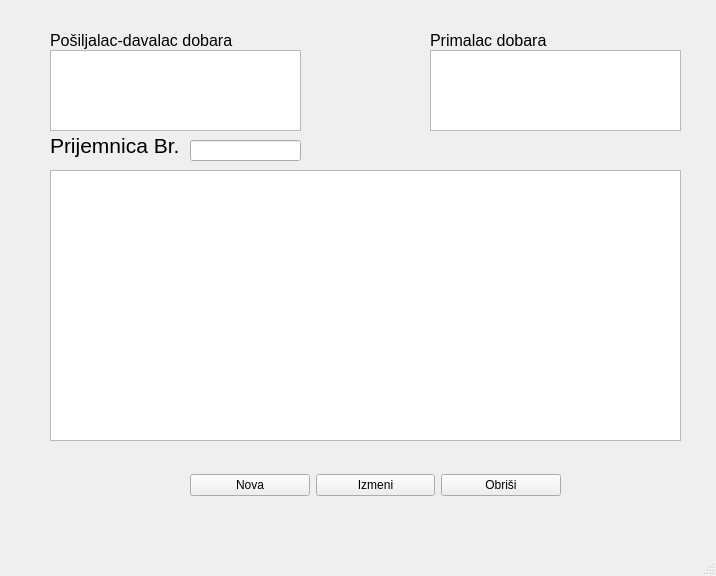
This is formaprijemnica.ui in s-pab/Commercium as Qt 5 draws it before an edit. The edited form follows.
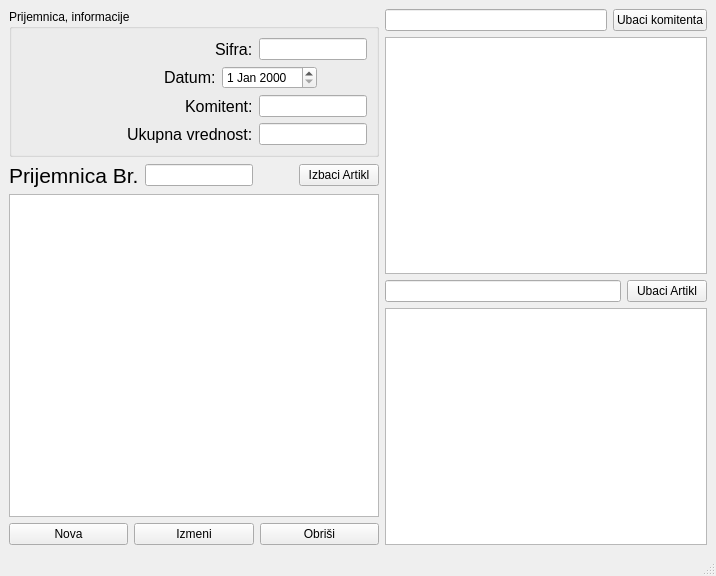
This is the edited form.

Commit message: otpremnice i prijemnice

Patch:
```diff
--- a/formaprijemnica.ui
+++ b/formaprijemnica.ui
@@ -20,33 +20,205 @@
    <string>Prijemnica</string>
   </property>
   <widget class="QWidget" name="centralwidget">
+   <layout class="QGridLayout" name="gridLayout">
+    <item row="0" column="0" rowspan="2" colspan="2">
+     <layout class="QHBoxLayout" name="horizontalLayout_9">
+      <item>
+       <layout class="QVBoxLayout" name="verticalLayout_6">
+        <item>
+         <widget class="QGroupBox" name="groupBox">
+          <property name="title">
+           <string>Prijemnica, informacije</string>
+          </property>
+          <layout class="QVBoxLayout" name="verticalLayout_5">
+           <item>
+            <layout class="QVBoxLayout" name="verticalLayout">
+             <item>
+              <layout class="QHBoxLayout" name="horizontalLayout_6">
+               <item>
+                <spacer name="horizontalSpacer">
+                 <property name="orientation">
+                  <enum>Qt::Horizontal</enum>
+                 </property>
+                 <property name="sizeHint" stdset="0">
+                  <size>
+                   <width>40</width>
+                   <height>20</height>
+                  </size>
+                 </property>
+                </spacer>
+               </item>
+               <item>
+                <widget class="QLabel" name="label_2">
+                 <property name="font">
+                  <font>
+                   <pointsize>12</pointsize>
+                  </font>
+                 </property>
+                 <property name="text">
+                  <string>Sifra:</string>
+                 </property>
+                </widget>
+               </item>
+               <item>
+                <widget class="QLineEdit" name="sifra">
+                 <property name="sizePolicy">
+                  <sizepolicy hsizetype="Fixed" vsizetype="Fixed">
+                   <horstretch>0</horstretch>
+                   <verstretch>0</verstretch>
+                  </sizepolicy>
+                 </property>
+                </widget>
+               </item>
+              </layout>
+             </item>
+             <item>
+              <layout class="QHBoxLayout" name="horizontalLayout_5">
+               <item>
+                <spacer name="horizontalSpacer_5">
+                 <property name="orientation">
+                  <enum>Qt::Horizontal</enum>
+                 </property>
+                 <property name="sizeType">
+                  <enum>QSizePolicy::Expanding</enum>
+                 </property>
+                 <property name="sizeHint" stdset="0">
+                  <size>
+                   <width>40</width>
+                   <height>20</height>
+                  </size>
+                 </property>
+                </spacer>
+               </item>
+               <item>
    <widget class="QLabel" name="label_3">
-    <property name="geometry">
-     <rect>
-      <x>430</x>
-      <y>30</y>
-      <width>211</width>
-      <height>21</height>
-     </rect>
-    </property>
+                 <property name="font">
+                  <font>
+                   <pointsize>12</pointsize>
+                  </font>
+                 </property>
+                 <property name="text">
+                  <string>Datum:</string>
+                 </property>
+                </widget>
+               </item>
+               <item>
+                <widget class="QDateEdit" name="datum">
+                 <property name="sizePolicy">
+                  <sizepolicy hsizetype="Fixed" vsizetype="Fixed">
+                   <horstretch>0</horstretch>
+                   <verstretch>0</verstretch>
+                  </sizepolicy>
+                 </property>
+                </widget>
+               </item>
+               <item>
+                <spacer name="horizontalSpacer_2">
+                 <property name="orientation">
+                  <enum>Qt::Horizontal</enum>
+                 </property>
+                 <property name="sizeType">
+                  <enum>QSizePolicy::Fixed</enum>
+                 </property>
+                 <property name="sizeHint" stdset="0">
+                  <size>
+                   <width>50</width>
+                   <height>20</height>
+                  </size>
+                 </property>
+                </spacer>
+               </item>
+              </layout>
+             </item>
+             <item>
+              <layout class="QHBoxLayout" name="horizontalLayout_7">
+               <item>
+                <spacer name="horizontalSpacer_3">
+                 <property name="orientation">
+                  <enum>Qt::Horizontal</enum>
+                 </property>
+                 <property name="sizeHint" stdset="0">
+                  <size>
+                   <width>40</width>
+                   <height>20</height>
+                  </size>
+                 </property>
+                </spacer>
+               </item>
+               <item>
+                <widget class="QLabel" name="label_4">
     <property name="font">
      <font>
       <pointsize>12</pointsize>
      </font>
     </property>
     <property name="text">
-     <string>Primalac dobara</string>
-    </property>
-   </widget>
+                  <string>Komitent:</string>
+                 </property>
+                </widget>
+               </item>
+               <item>
+                <widget class="QLineEdit" name="komitent">
+                 <property name="sizePolicy">
+                  <sizepolicy hsizetype="Fixed" vsizetype="Fixed">
+                   <horstretch>0</horstretch>
+                   <verstretch>0</verstretch>
+                  </sizepolicy>
+                 </property>
+                </widget>
+               </item>
+              </layout>
+             </item>
+             <item>
+              <layout class="QHBoxLayout" name="horizontalLayout_8">
+               <item>
+                <spacer name="horizontalSpacer_4">
+                 <property name="orientation">
+                  <enum>Qt::Horizontal</enum>
+                 </property>
+                 <property name="sizeHint" stdset="0">
+                  <size>
+                   <width>40</width>
+                   <height>20</height>
+                  </size>
+                 </property>
+                </spacer>
+               </item>
+               <item>
+                <widget class="QLabel" name="label_5">
+                 <property name="font">
+                  <font>
+                   <pointsize>12</pointsize>
+                  </font>
+                 </property>
+                 <property name="text">
+                  <string>Ukupna vrednost:</string>
+                 </property>
+                </widget>
+               </item>
+               <item>
+                <widget class="QLineEdit" name="ukupnaVrednost">
+                 <property name="sizePolicy">
+                  <sizepolicy hsizetype="Fixed" vsizetype="Fixed">
+                   <horstretch>0</horstretch>
+                   <verstretch>0</verstretch>
+                  </sizepolicy>
+                 </property>
+                </widget>
+               </item>
+              </layout>
+             </item>
+            </layout>
+           </item>
+          </layout>
+         </widget>
+        </item>
+        <item>
+         <layout class="QVBoxLayout" name="verticalLayout_2">
+          <item>
+           <layout class="QHBoxLayout" name="horizontalLayout_2">
+            <item>
    <widget class="QLabel" name="label">
-    <property name="geometry">
-     <rect>
-      <x>50</x>
-      <y>130</y>
-      <width>181</width>
-      <height>31</height>
-     </rect>
-    </property>
     <property name="font">
      <font>
       <pointsize>16</pointsize>
@@ -56,43 +228,43 @@
      <string>Prijemnica Br.</string>
     </property>
    </widget>
-   <widget class="QLabel" name="label_2">
-    <property name="geometry">
-     <rect>
-      <x>50</x>
-      <y>30</y>
-      <width>211</width>
-      <height>21</height>
-     </rect>
-    </property>
-    <property name="font">
-     <font>
-      <pointsize>12</pointsize>
-     </font>
-    </property>
+            </item>
+            <item>
+             <widget class="QLineEdit" name="brojOtpremnice">
+              <property name="sizePolicy">
+               <sizepolicy hsizetype="Fixed" vsizetype="Fixed">
+                <horstretch>0</horstretch>
+                <verstretch>0</verstretch>
+               </sizepolicy>
+              </property>
+             </widget>
+            </item>
+            <item>
+             <spacer name="horizontalSpacer_6">
+              <property name="orientation">
+               <enum>Qt::Horizontal</enum>
+              </property>
+              <property name="sizeHint" stdset="0">
+               <size>
+                <width>40</width>
+                <height>20</height>
+               </size>
+              </property>
+             </spacer>
+            </item>
+            <item>
+             <widget class="QPushButton" name="izbaciArtikl">
     <property name="text">
-     <string>Pošiljalac-davalac dobara</string>
-    </property>
-   </widget>
-   <widget class="QLineEdit" name="brojPrijemnice">
-    <property name="geometry">
-     <rect>
-      <x>190</x>
-      <y>140</y>
-      <width>111</width>
-      <height>21</height>
-     </rect>
-    </property>
-   </widget>
-   <widget class="QWidget" name="layoutWidget">
-    <property name="geometry">
-     <rect>
-      <x>190</x>
-      <y>450</y>
-      <width>371</width>
-      <height>71</height>
-     </rect>
-    </property>
+               <string>Izbaci Artikl</string>
+              </property>
+             </widget>
+            </item>
+           </layout>
+          </item>
+          <item>
+           <widget class="QTableView" name="prikaz"/>
+          </item>
+          <item>
     <layout class="QHBoxLayout" name="horizontalLayout">
      <item>
       <widget class="QPushButton" name="nova">
@@ -116,37 +288,81 @@
       </widget>
      </item>
     </layout>
-   </widget>
-   <widget class="QTableView" name="tabelaPosiljalac">
-    <property name="geometry">
-     <rect>
-      <x>50</x>
-      <y>50</y>
-      <width>251</width>
-      <height>81</height>
-     </rect>
-    </property>
-   </widget>
-   <widget class="QTableView" name="tabelaPrimalac">
-    <property name="geometry">
-     <rect>
-      <x>430</x>
-      <y>50</y>
-      <width>251</width>
-      <height>81</height>
-     </rect>
-    </property>
-   </widget>
-   <widget class="QTableView" name="tabelaPrijemnica">
-    <property name="geometry">
-     <rect>
-      <x>50</x>
-      <y>170</y>
-      <width>631</width>
-      <height>271</height>
-     </rect>
-    </property>
-   </widget>
+          </item>
+         </layout>
+        </item>
+       </layout>
+      </item>
+      <item>
+       <layout class="QVBoxLayout" name="verticalLayout_3">
+        <item>
+         <layout class="QHBoxLayout" name="horizontalLayout_3">
+          <item>
+           <widget class="QLineEdit" name="pretragaKomitenata"/>
+          </item>
+          <item>
+           <widget class="QPushButton" name="ubaciKomitenta">
+            <property name="sizePolicy">
+             <sizepolicy hsizetype="Fixed" vsizetype="Fixed">
+              <horstretch>0</horstretch>
+              <verstretch>0</verstretch>
+             </sizepolicy>
+            </property>
+            <property name="text">
+             <string>Ubaci komitenta</string>
+            </property>
+           </widget>
+          </item>
+         </layout>
+        </item>
+        <item>
+         <widget class="QTableView" name="prikazKomitenta">
+          <property name="sizePolicy">
+           <sizepolicy hsizetype="Expanding" vsizetype="Expanding">
+            <horstretch>0</horstretch>
+            <verstretch>0</verstretch>
+           </sizepolicy>
+          </property>
+         </widget>
+        </item>
+        <item>
+         <layout class="QHBoxLayout" name="horizontalLayout_4">
+          <item>
+           <widget class="QLineEdit" name="pretragaArtikala"/>
+          </item>
+          <item>
+           <widget class="QPushButton" name="ubaciArtikl">
+            <property name="sizePolicy">
+             <sizepolicy hsizetype="Fixed" vsizetype="Fixed">
+              <horstretch>0</horstretch>
+              <verstretch>0</verstretch>
+             </sizepolicy>
+            </property>
+            <property name="text">
+             <string>Ubaci Artikl</string>
+            </property>
+           </widget>
+          </item>
+         </layout>
+        </item>
+        <item>
+         <widget class="QTableView" name="prikazArtikla">
+          <property name="sizePolicy">
+           <sizepolicy hsizetype="Expanding" vsizetype="Expanding">
+            <horstretch>0</horstretch>
+            <verstretch>0</verstretch>
+           </sizepolicy>
+          </property>
+         </widget>
+        </item>
+       </layout>
+      </item>
+     </layout>
+    </item>
+    <item row="1" column="1">
+     <layout class="QVBoxLayout" name="verticalLayout_4"/>
+    </item>
+   </layout>
   </widget>
   <widget class="QMenuBar" name="menubar">
    <property name="geometry">
```
Lines whose indentation alone changed are shown as unchanged. The commit also changes 4 other files.
